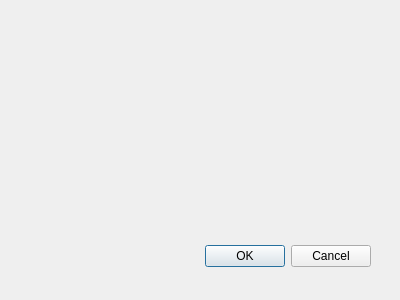
Before: the Qt Designer form logchoice.ui in Rhaven3/Project_SP-CE, drawn with Qt 5.
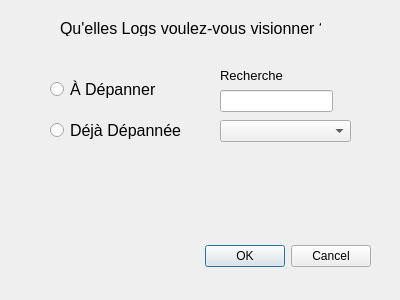
After: the same form once the commit is applied.

What changed in the file:
```diff
--- a/logchoice.ui
+++ b/logchoice.ui
@@ -29,6 +29,98 @@
     <set>QDialogButtonBox::Cancel|QDialogButtonBox::Ok</set>
    </property>
   </widget>
+  <widget class="QLabel" name="label">
+   <property name="geometry">
+    <rect>
+     <x>60</x>
+     <y>20</y>
+     <width>261</width>
+     <height>16</height>
+    </rect>
+   </property>
+   <property name="font">
+    <font>
+     <pointsize>12</pointsize>
+    </font>
+   </property>
+   <property name="text">
+    <string>Qu'elles Logs voulez-vous visionner ?</string>
+   </property>
+  </widget>
+  <widget class="QRadioButton" name="NoDepanned">
+   <property name="geometry">
+    <rect>
+     <x>50</x>
+     <y>69</y>
+     <width>121</width>
+     <height>41</height>
+    </rect>
+   </property>
+   <property name="font">
+    <font>
+     <pointsize>12</pointsize>
+    </font>
+   </property>
+   <property name="text">
+    <string>À Dépanner</string>
+   </property>
+  </widget>
+  <widget class="QRadioButton" name="Depanned">
+   <property name="geometry">
+    <rect>
+     <x>50</x>
+     <y>110</y>
+     <width>131</width>
+     <height>41</height>
+    </rect>
+   </property>
+   <property name="font">
+    <font>
+     <pointsize>12</pointsize>
+    </font>
+   </property>
+   <property name="text">
+    <string>Déjà Dépannées</string>
+   </property>
+  </widget>
+  <widget class="QComboBox" name="comboSearch">
+   <property name="geometry">
+    <rect>
+     <x>220</x>
+     <y>120</y>
+     <width>131</width>
+     <height>22</height>
+    </rect>
+   </property>
+  </widget>
+  <widget class="QLineEdit" name="Search">
+   <property name="geometry">
+    <rect>
+     <x>220</x>
+     <y>90</y>
+     <width>113</width>
+     <height>22</height>
+    </rect>
+   </property>
+  </widget>
+  <widget class="QLabel" name="label_2">
+   <property name="geometry">
+    <rect>
+     <x>220</x>
+     <y>65</y>
+     <width>71</width>
+     <height>21</height>
+    </rect>
+   </property>
+   <property name="font">
+    <font>
+     <pointsize>10</pointsize>
+    </font>
+   </property>
+   <property name="text">
+    <string>Recherche</string>
+   </property>
+  </widget>
  </widget>
  <resources/>
  <connections>
```
